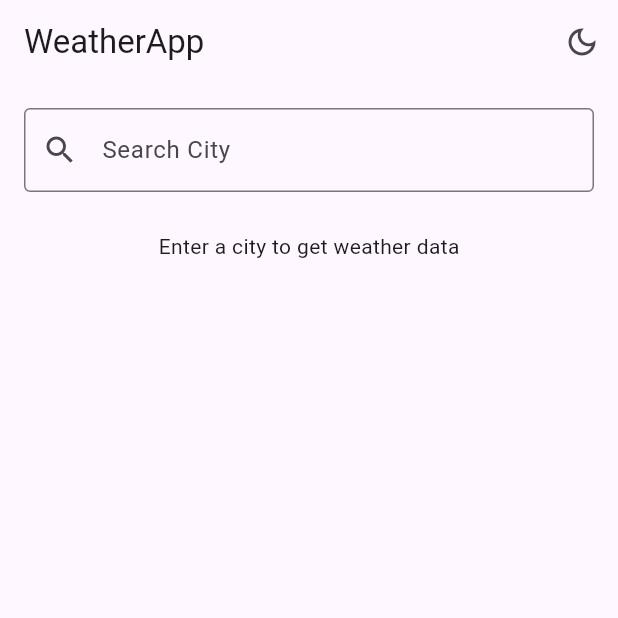
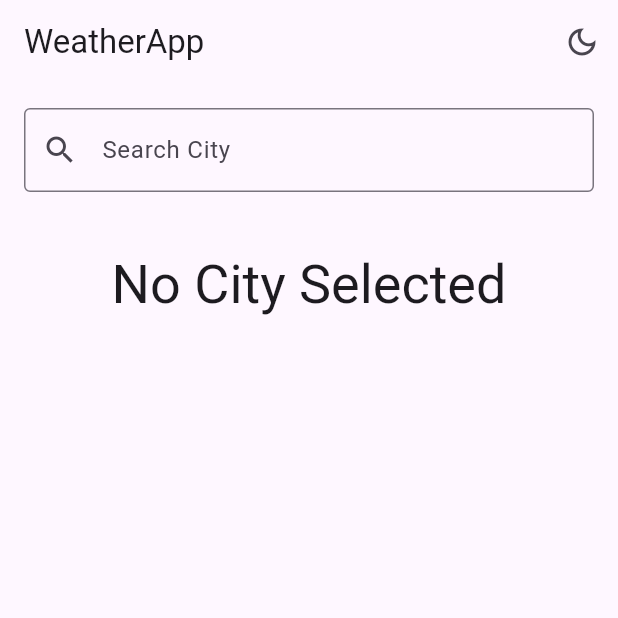
Before and after one commit to xN3k/weather-app, a Flutter app: the screen it shows after launch, on a phone screen of 412 x 824 dp, the top half of it. Run offline on Flutter 3.47's test engine with Material 3 defaults, Android fonts, the phone set to English and light mode, and no system bars; our stand-ins replace lottie.

Commit message:
fixed display overflow

```diff
--- a/lib/main.dart
+++ b/lib/main.dart
@@ -31,6 +31,7 @@ class MyApp extends StatelessWidget {
       //   colorScheme: ColorScheme.fromSeed(seedColor: Colors.deepPurple),
       //   useMaterial3: true,
       // ),
+
       home: const HomeScreen(),
     );
   }
--- a/lib/screens/home_screen.dart
+++ b/lib/screens/home_screen.dart
@@ -16,50 +16,78 @@ class _HomeScreenState extends State<HomeScreen> {
   Widget build(BuildContext context) {
     final themeProvider = Provider.of<ThemeProvider>(context);
     final weatherProvider = Provider.of<WeatherProvider>(context);
+
     return Scaffold(
       appBar: AppBar(
         title: const Text('WeatherApp'),
         actions: [
           IconButton(
             onPressed: themeProvider.toggleTheme,
-            icon: themeProvider.isDarkTheme
-                ? const Icon(Icons.light_mode_outlined)
-                : const Icon(Icons.dark_mode_outlined),
+            icon: Icon(
+              themeProvider.isDarkTheme
+                  ? Icons.light_mode_outlined
+                  : Icons.dark_mode_outlined,
+            ),
           ),
         ],
       ),
-      body: Column(
+      body: Padding(
+        padding: const EdgeInsets.all(16.0),
+        child: SingleChildScrollView(
+          // Wrap Column in SingleChildScrollView
+          child: Column(
+            crossAxisAlignment: CrossAxisAlignment.center,
             children: [
-          Container(
-            padding: const EdgeInsets.all(16),
-            child: TextField(
+              TextField(
                 decoration: const InputDecoration(
                   labelText: 'Search City',
                   border: OutlineInputBorder(),
                   prefixIcon: Icon(Icons.search),
                 ),
-              onSubmitted: (value) => weatherProvider.fetchWeather(value),
+                onSubmitted: (value) {
+                  if (value.isNotEmpty) {
+                    weatherProvider.fetchWeather(value);
+                  }
+                },
               ),
-          ),
-          const SizedBox(
-            height: 10,
-          ),
+              const SizedBox(height: 40),
               if (weatherProvider.isLoading)
                 const CircularProgressIndicator()
               else if (weatherProvider.errorMessage != null)
-            Text(weatherProvider.errorMessage!)
+                Text(
+                  weatherProvider.errorMessage!,
+                  style: Theme.of(context).textTheme.titleLarge,
+                  textAlign: TextAlign.center,
+                )
               else if (weatherProvider.weather != null)
                 Column(
+                  mainAxisAlignment: MainAxisAlignment.center,
                   children: [
-                Text(weatherProvider.weather!.city),
+                    Text(
+                      weatherProvider.weather!.city,
+                      style: Theme.of(context).textTheme.displayLarge,
+                    ),
+                    const SizedBox(height: 20),
                     Lottie.asset('assets/animations/sunny.json'),
-                Text('Temperature: ${weatherProvider.weather!.temperature}°C'),
-                Text('Weather: ${weatherProvider.weather!.condition}'),
+                    const SizedBox(height: 40),
+                    Text(
+                      '${weatherProvider.weather!.temperature}°C',
+                      style: Theme.of(context).textTheme.headlineLarge,
+                    ),
+                    Text(
+                      'Weather: ${weatherProvider.weather!.condition}',
+                      style: Theme.of(context).textTheme.headlineMedium,
+                    ),
                   ],
                 )
               else
-            Text('Enter a city to get weather data'),
+                Text(
+                  'No City Selected',
+                  style: Theme.of(context).textTheme.displaySmall,
+                ),
             ],
+          ),
+        ),
       ),
     );
   }
```
Lines whose indentation alone changed are shown as unchanged.
